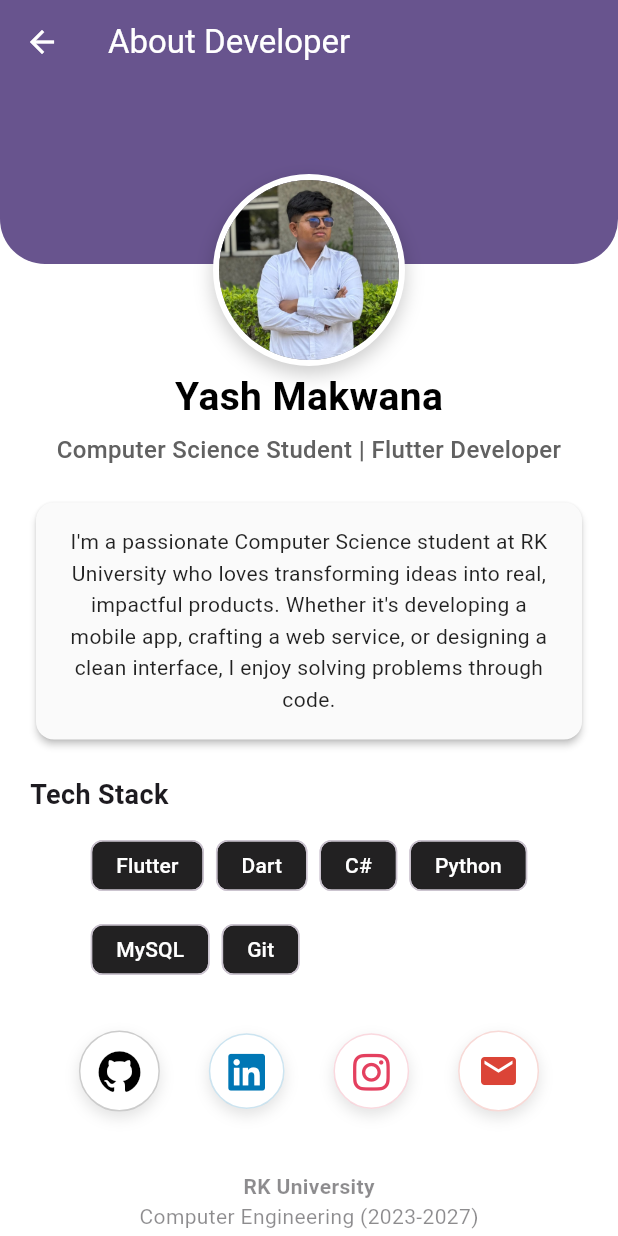
After one commit to yashmakwana03/absent_message, a Flutter app: the screen it shows after launch, after a tap on the "info outline" icon, on a phone screen of 412 x 824 dp. The commit adds this screen. Run offline on Flutter 3.47's test engine with Material 3 defaults, Android fonts, the phone set to English and light mode, and no system bars; our stand-ins replace font_awesome_flutter, shared_preferences, sqflite; accounts and stored records are empty.

Commit message:
about me

```diff
--- /dev/null
+++ b/lib/screens/about_me_screen.dart
@@ -0,0 +1,265 @@
+import 'package:flutter/material.dart';
+import 'package:font_awesome_flutter/font_awesome_flutter.dart'; // For Brand Icons
+import 'package:url_launcher/url_launcher.dart';
+
+class AboutMeScreen extends StatelessWidget {
+  const AboutMeScreen({super.key});
+
+  // --- Configuration Data ---
+  static const String _name = "Yash Makwana";
+  static const String _title = "Computer Science Student | Flutter Developer";
+  static const String _bio =
+      "I'm a passionate Computer Science student at RK University who loves transforming ideas into real, impactful products. "
+      "Whether it's developing a mobile app, crafting a web service, or designing a clean interface, I enjoy solving problems through code.";
+
+  static const String _email = "yashmakwana2275@gmail.com";
+  static const String _githubUrl = "https://github.com/yashmakwana03";
+  static const String _linkedinUrl = "https://www.linkedin.com/in/yashmakwana03/";
+  static const String _instagramUrl = "https://instagram.com/yashmakwana03";
+
+  // --- Launch URL Helper ---
+  Future<void> _launchUrl(String urlString) async {
+    final Uri url = Uri.parse(urlString);
+    try {
+      if (!await launchUrl(url, mode: LaunchMode.externalApplication)) {
+        throw 'Could not launch $urlString';
+      }
+    } catch (e) {
+      debugPrint("Error launching URL: $e");
+    }
+  }
+
+  Future<void> _launchEmail() async {
+    final Uri emailLaunchUri = Uri(
+      scheme: 'mailto',
+      path: _email,
+      query: 'subject=Hello from Attendance App&body=Hi Yash,',
+    );
+    await launchUrl(emailLaunchUri);
+  }
+
+  @override
+  Widget build(BuildContext context) {
+    final primaryColor = Theme.of(context).primaryColor;
+
+    return Scaffold(
+      backgroundColor: Colors.white,
+      appBar: AppBar(
+        title: const Text("About Developer"),
+        elevation: 0,
+        backgroundColor: primaryColor,
+      ),
+      body: SingleChildScrollView(
+        child: Column(
+          children: [
+            // --- Top Header Section ---
+            Stack(
+              clipBehavior: Clip.none,
+              alignment: Alignment.center,
+              children: [
+                // Red Background
+                Container(
+                  height: 120,
+                  width: double.infinity,
+                  decoration: BoxDecoration(
+                    color: primaryColor,
+                    borderRadius: const BorderRadius.only(
+                      bottomLeft: Radius.circular(30),
+                      bottomRight: Radius.circular(30),
+                    ),
+                  ),
+                ),
+                // Profile Picture
+                Positioned(
+                  top: 60,
+                  child: Container(
+                    decoration: BoxDecoration(
+                      shape: BoxShape.circle,
+                      border: Border.all(color: Colors.white, width: 4),
+                      boxShadow: [
+                        BoxShadow(
+                          color: Colors.black.withOpacity(0.2),
+                          blurRadius: 10,
+                          offset: const Offset(0, 5),
+                        )
+                      ],
+                    ),
+                    child: const CircleAvatar(
+                      radius: 60,
+                      backgroundColor: Colors.grey,
+                      backgroundImage: AssetImage('assets/profile.jpeg'),
+                    ),
+                  ),
+                ),
+              ],
+            ),
+
+            const SizedBox(height: 70), // Spacer for the overlapping profile pic
+
+            // --- Info Section ---
+            Padding(
+              padding: const EdgeInsets.symmetric(horizontal: 20),
+              child: Column(
+                children: [
+                  Text(
+                    _name,
+                    style: const TextStyle(
+                      fontSize: 26,
+                      fontWeight: FontWeight.bold,
+                      color: Colors.black,
+                    ),
+                  ),
+                  const SizedBox(height: 5),
+                  Text(
+                    _title,
+                    textAlign: TextAlign.center,
+                    style: TextStyle(
+                      fontSize: 16,
+                      color: Colors.grey[700],
+                      fontWeight: FontWeight.w500
+                    ),
+                  ),
+                  const SizedBox(height: 20),
+
+                  // Bio Card
+                  Card(
+                    elevation: 2,
+                    color: Colors.grey[50],
+                    shape: RoundedRectangleBorder(borderRadius: BorderRadius.circular(12)),
+                    child: Padding(
+                      padding: const EdgeInsets.all(16.0),
+                      child: Text(
+                        _bio,
+                        textAlign: TextAlign.center,
+                        style: const TextStyle(fontSize: 14, height: 1.5, color: Colors.black87),
+                      ),
+                    ),
+                  ),
+
+                  const SizedBox(height: 20),
+
+                  // --- Tech Stack ---
+                  const Align(
+                    alignment: Alignment.centerLeft,
+                    child: Text(
+                      "Tech Stack",
+                      style: TextStyle(fontSize: 18, fontWeight: FontWeight.bold),
+                    ),
+                  ),
+                  const SizedBox(height: 10),
+                  Wrap(
+                    spacing: 8,
+                    runSpacing: 8,
+                    children: const [
+                      _TechChip(label: "Flutter"),
+                      _TechChip(label: "Dart"),
+                      _TechChip(label: "C#"),
+                      _TechChip(label: "Python"),
+                      _TechChip(label: "MySQL"),
+                      _TechChip(label: "Git"),
+                    ],
+                  ),
+
+                  const SizedBox(height: 30),
+
+                  // --- Connect Buttons ---
+                  Row(
+                    mainAxisAlignment: MainAxisAlignment.spaceEvenly,
+                    children: [
+                      _SocialButton(
+                        icon: FontAwesomeIcons.github,
+                        color: Colors.black,
+                        onTap: () => _launchUrl(_githubUrl),
+                      ),
+                      _SocialButton(
+                        icon: FontAwesomeIcons.linkedin,
+                        color: const Color(0xFF0077B5),
+                        onTap: () => _launchUrl(_linkedinUrl),
+                      ),
+                      _SocialButton(
+                        icon: FontAwesomeIcons.instagram,
+                        color: const Color(0xFFE4405F),
+                        onTap: () => _launchUrl(_instagramUrl),
+                      ),
+                      _SocialButton(
+                        icon: Icons.email,
+                        color: const Color(0xFFDB4437),
+                        onTap: _launchEmail,
+                      ),
+                    ],
+                  ),
+
+                  const SizedBox(height: 40),
+
+                  // Footer / University Name
+                  Opacity(
+                    opacity: 0.5,
+                    child: Column(
+                      children: const [
+                        Text("RK University", style: TextStyle(fontWeight: FontWeight.bold)),
+                        Text("Computer Engineering (2023-2027)"),
+                      ],
+                    ),
+                  ),
+                  const SizedBox(height: 20),
+                ],
+              ),
+            ),
+          ],
+        ),
+      ),
+    );
+  }
+}
+
+// --- Helper Widgets ---
+
+class _TechChip extends StatelessWidget {
+  final String label;
+  const _TechChip({required this.label});
+
+  @override
+  Widget build(BuildContext context) {
+    return Chip(
+      label: Text(label, style: const TextStyle(color: Colors.white)),
+      backgroundColor: Colors.black87, // Black chips
+      padding: const EdgeInsets.symmetric(horizontal: 8, vertical: 4),
+    );
+  }
+}
+
+class _SocialButton extends StatelessWidget {
+  final IconData icon;
+  final Color color;
+  final VoidCallback onTap;
+
+  const _SocialButton({
+    required this.icon,
+    required this.color,
+    required this.onTap,
+  });
+
+  @override
+  Widget build(BuildContext context) {
+    return InkWell(
+      onTap: onTap,
+      borderRadius: BorderRadius.circular(50),
+      child: Container(
+        padding: const EdgeInsets.all(12),
+        decoration: BoxDecoration(
+          shape: BoxShape.circle,
+          color: Colors.white,
+          boxShadow: [
+            BoxShadow(
+              color: Colors.grey.withOpacity(0.3),
+              blurRadius: 8,
+              offset: const Offset(0, 4),
+            )
+          ],
+          border: Border.all(color: color.withOpacity(0.2), width: 1),
+        ),
+        child: FaIcon(icon, color: color, size: 28),
+      ),
+    );
+  }
+}
--- a/lib/screens/home_screen.dart
+++ b/lib/screens/home_screen.dart
@@ -5,6 +5,7 @@ import 'data_view_screen.dart';
 import 'time_table_screen.dart';
 //import 'report_generator_screen.dart';
 import 'report_generator_v3.dart';
+import 'about_me_screen.dart';
 
 class HomeScreen extends StatelessWidget {
   const HomeScreen({super.key});
@@ -14,6 +15,19 @@ class HomeScreen extends StatelessWidget {
     return Scaffold(
       appBar: AppBar(
         title: const Text('Attendance App Dashboard'),
+        // --- ADD THIS ACTIONS BLOCK ---
+        actions: [
+          IconButton(
+            icon: const Icon(Icons.info_outline), // Or use Icons.person
+            tooltip: 'About Developer',
+            onPressed: () {
+              Navigator.push(
+                context,
+                MaterialPageRoute(builder: (context) => const AboutMeScreen()),
+              );
+            },
+          ),
+        ],
       ),
       body: Center(
         child: Column(
--- a/pubspec.yaml
+++ b/pubspec.yaml
@@ -15,6 +15,8 @@ dependencies:
   url_launcher: ^6.2.0
   shared_preferences: ^2.2.2
   cupertino_icons: ^1.0.8
+  font_awesome_flutter: ^10.6.0 # Add this for Brand Icons
+
 
 dev_dependencies:
   flutter_test:
@@ -59,3 +61,4 @@ flutter:
   # Register the asset so you can use it inside the app code too
   assets:
     - assets/AbsentMsgLogo.png
+    - assets/profile.jpeg
```
Also changed, not shown: assets/profile.jpeg (added), pubspec.lock.
